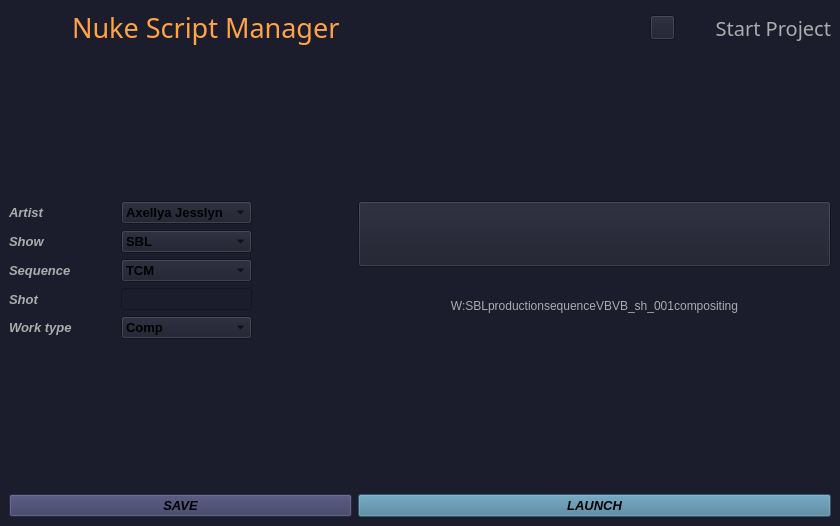
Qt form ui/script_manager.ui (kalvinirawan/script_manager) before a commit.
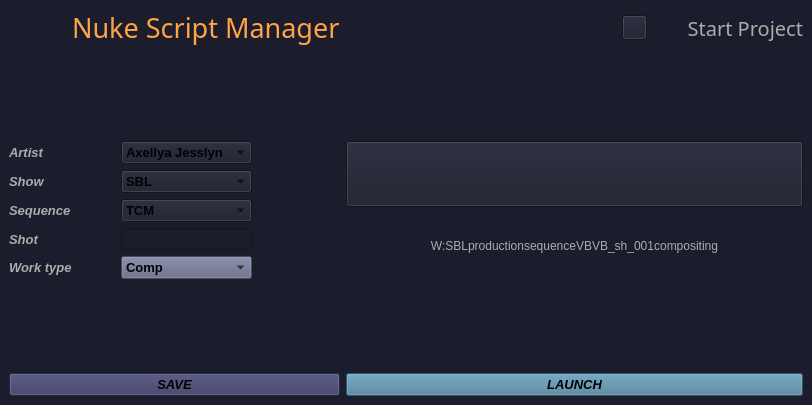
The same form after that commit. Icons and pictures are not drawn.

What changed in the file:
```diff
--- a/ui/script_manager.ui
+++ b/ui/script_manager.ui
@@ -6,8 +6,8 @@
    <rect>
     <x>0</x>
     <y>0</y>
-    <width>840</width>
-    <height>526</height>
+    <width>812</width>
+    <height>405</height>
    </rect>
   </property>
   <property name="font">
@@ -1769,15 +1769,18 @@
       </item>
       <item row="4" column="1">
        <widget class="QComboBox" name="comboBox_4">
+        <property name="enabled">
+         <bool>true</bool>
+        </property>
         <property name="palette">
          <palette>
           <active>
            <colorrole role="Button">
             <brush brushstyle="SolidPattern">
              <color alpha="255">
-              <red>28</red>
-              <green>29</green>
-              <blue>44</blue>
+              <red>96</red>
+              <green>101</green>
+              <blue>131</blue>
              </color>
             </brush>
            </colorrole>
@@ -1793,18 +1796,18 @@
            <colorrole role="Base">
             <brush brushstyle="SolidPattern">
              <color alpha="255">
-              <red>28</red>
-              <green>29</green>
-              <blue>44</blue>
+              <red>96</red>
+              <green>101</green>
+              <blue>131</blue>
              </color>
             </brush>
            </colorrole>
            <colorrole role="Window">
             <brush brushstyle="SolidPattern">
              <color alpha="255">
-              <red>28</red>
-              <green>29</green>
-              <blue>44</blue>
+              <red>96</red>
+              <green>101</green>
+              <blue>131</blue>
              </color>
             </brush>
            </colorrole>
@@ -1813,9 +1816,9 @@
            <colorrole role="Button">
             <brush brushstyle="SolidPattern">
              <color alpha="255">
-              <red>28</red>
-              <green>29</green>
-              <blue>44</blue>
+              <red>96</red>
+              <green>101</green>
+              <blue>131</blue>
              </color>
             </brush>
            </colorrole>
@@ -1831,18 +1834,18 @@
            <colorrole role="Base">
             <brush brushstyle="SolidPattern">
              <color alpha="255">
-              <red>28</red>
-              <green>29</green>
-              <blue>44</blue>
+              <red>96</red>
+              <green>101</green>
+              <blue>131</blue>
              </color>
             </brush>
            </colorrole>
            <colorrole role="Window">
             <brush brushstyle="SolidPattern">
              <color alpha="255">
-              <red>28</red>
-              <green>29</green>
-              <blue>44</blue>
+              <red>96</red>
+              <green>101</green>
+              <blue>131</blue>
              </color>
             </brush>
            </colorrole>
@@ -1851,9 +1854,9 @@
            <colorrole role="Button">
             <brush brushstyle="SolidPattern">
              <color alpha="255">
-              <red>28</red>
-              <green>29</green>
-              <blue>44</blue>
+              <red>96</red>
+              <green>101</green>
+              <blue>131</blue>
              </color>
             </brush>
            </colorrole>
@@ -1869,18 +1872,18 @@
            <colorrole role="Base">
             <brush brushstyle="SolidPattern">
              <color alpha="255">
-              <red>28</red>
-              <green>29</green>
-              <blue>44</blue>
+              <red>96</red>
+              <green>101</green>
+              <blue>131</blue>
              </color>
             </brush>
            </colorrole>
            <colorrole role="Window">
             <brush brushstyle="SolidPattern">
              <color alpha="255">
-              <red>28</red>
-              <green>29</green>
-              <blue>44</blue>
+              <red>96</red>
+              <green>101</green>
+              <blue>131</blue>
              </color>
             </brush>
            </colorrole>
@@ -1894,6 +1897,18 @@
           <bold>true</bold>
          </font>
         </property>
+        <property name="acceptDrops">
+         <bool>false</bool>
+        </property>
+        <property name="autoFillBackground">
+         <bool>false</bool>
+        </property>
+        <property name="styleSheet">
+         <string notr="true">background-color: rgb(96, 101, 131);</string>
+        </property>
+        <property name="editable">
+         <bool>false</bool>
+        </property>
         <item>
          <property name="text">
           <string>Comp</string>
```
